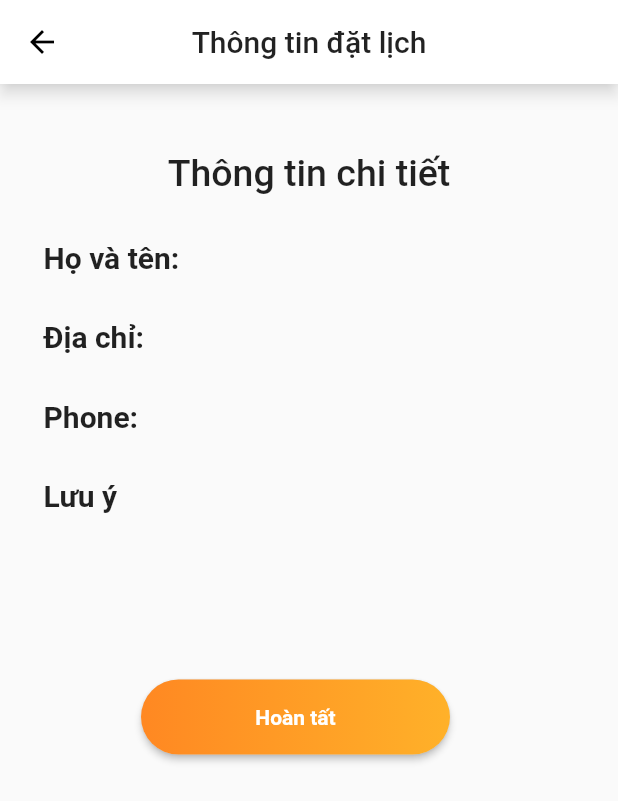
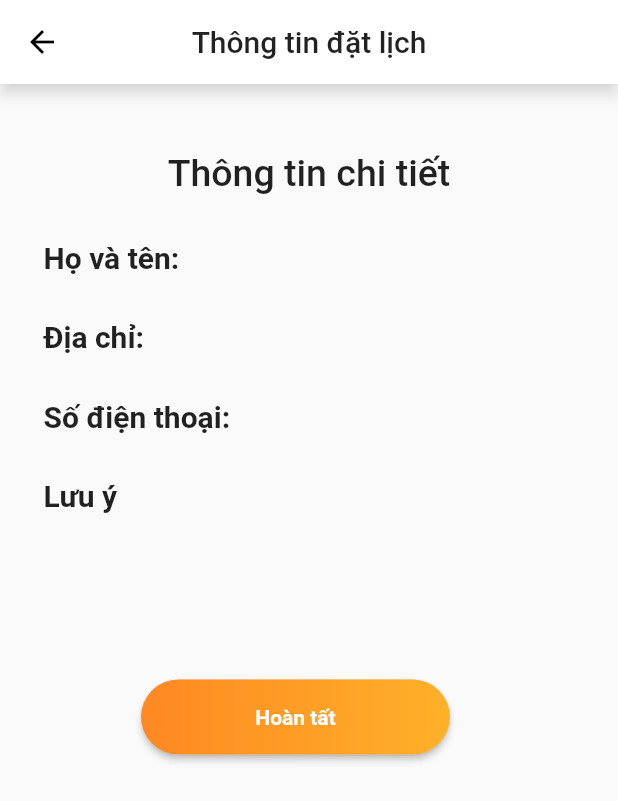
Before and after one commit to redore1234/HCIProject, a Flutter app: the InfomationDetailScreen screen opened directly with empty values, on a phone screen of 412 x 824 dp. Shown: the top 801 px of the screen. Run offline on Flutter 3.47's test engine with Material 2 defaults, Android fonts, the phone set to English and light mode, and no system bars; our stand-ins replace date_picker_timeline, flutter_rating_bar, flutter_svg, fluttertoast, table_calendar; missing offline and left inert: fa_stepper.

Commit message:
change phone -> so dien thoai

```diff
--- a/lib/views/reserve/reserve_confirm.dart
+++ b/lib/views/reserve/reserve_confirm.dart
@@ -114,7 +114,7 @@ class _InfomationDetailScreenState extends State<InfomationDetailScreen> {
                             //margin: EdgeInsets.symmetric(horizontal: 40),
                             margin: const EdgeInsets.only(left: 5, top: 30),
                             child: Text(
-                              'Phone: ',
+                              'Số điện thoại: ',
                               textAlign: TextAlign.left,
                               style: TextStyle(
                                   fontSize: 20, fontWeight: FontWeight.bold),
--- a/lib/views/reserve/reserve_step3.dart
+++ b/lib/views/reserve/reserve_step3.dart
@@ -75,7 +75,7 @@ class _InfomationScreenState extends State<InfomationScreen> {
                   //margin: EdgeInsets.symmetric(horizontal: 40),
                   margin: const EdgeInsets.only(left: 5, top: 10),
                   child: Text(
-                    'Phone',
+                    'Số điện thoại',
                     textAlign: TextAlign.left,
                     style: TextStyle(fontSize: 15),
                   ),
```
